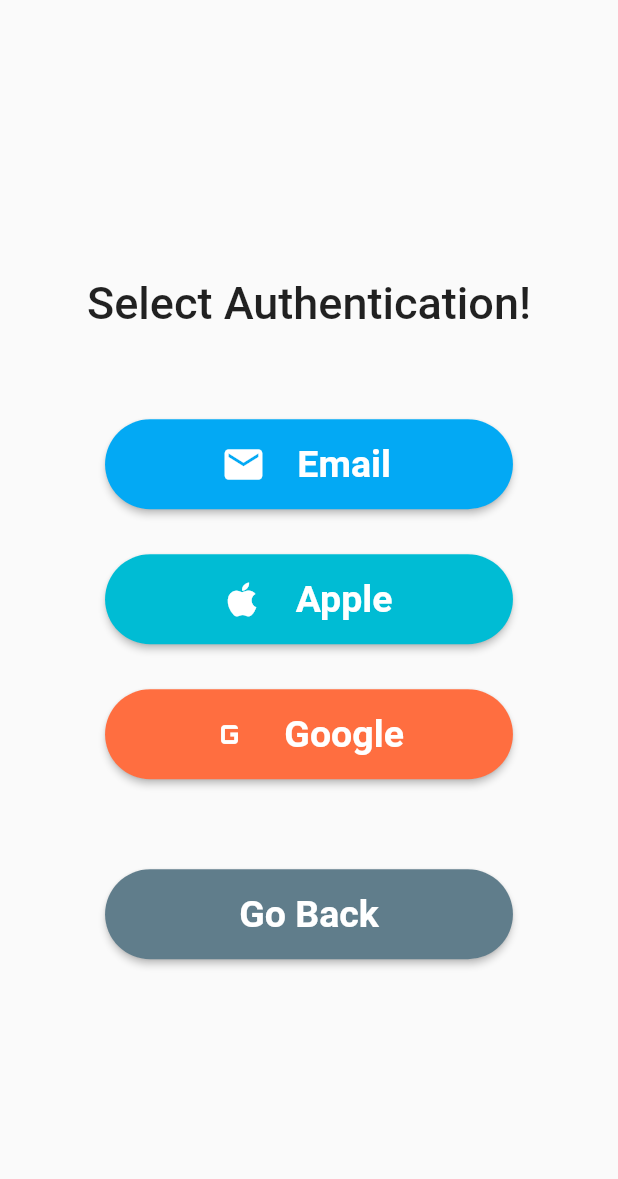
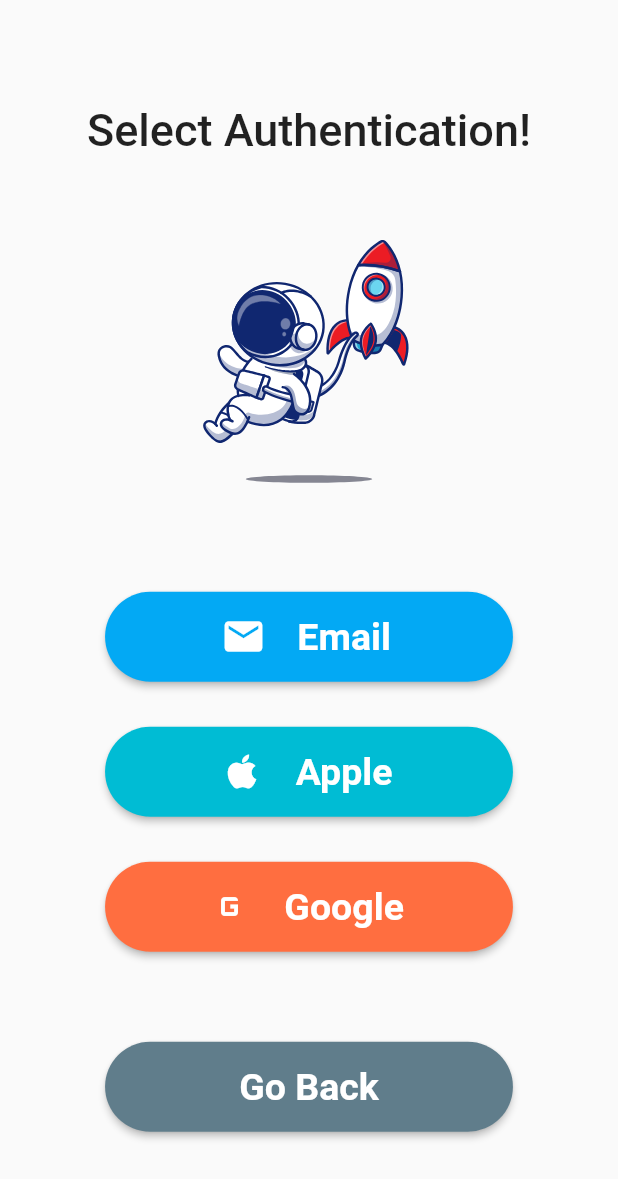
Before and after one commit to kolbe-ryo/counter_app, a Flutter app: the SignUpPage screen opened by its route, on a phone screen of 412 x 824 dp. Shown: the top 1179 px of the screen. Run offline on Flutter 3.47's test engine with Material 2 defaults, Android fonts, the phone set to English and light mode, and no system bars; our stand-ins replace cloud_firestore, email_validator, firebase_auth, firebase_core, flutter_riverpod, freezed_annotation and 2 more; missing offline and left inert: simple_logger; accounts and stored records are empty.

Commit message:
new image into sign up

```diff
--- a/lib/presentation/pages/signup/sign_up_page.dart
+++ b/lib/presentation/pages/signup/sign_up_page.dart
@@ -1,6 +1,7 @@
 import 'package:flutter/material.dart';
 import 'package:flutter_riverpod/flutter_riverpod.dart';
 
+import '../../common/animation_image.dart';
 import '../../common/buttons/app_authentication_buttons.dart';
 import '../../common/buttons/back_app_button.dart';
 
@@ -21,6 +22,8 @@ class SignUpPage extends ConsumerWidget {
                 fontWeight: FontWeight.w500,
               ),
             ),
+            const SizedBox(height: 30),
+            AnimationImage.signUp(),
             const SizedBox(height: 60),
             AppAuthenticationButtons.email(),
             const SizedBox(height: 30),
```
